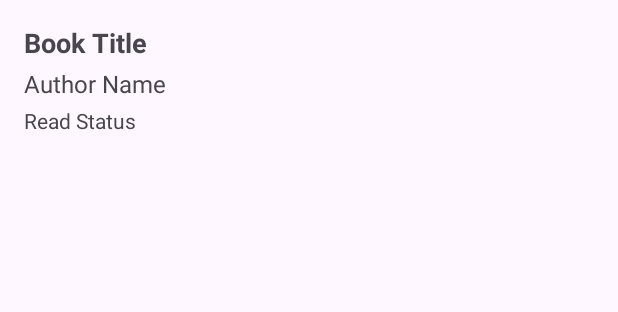
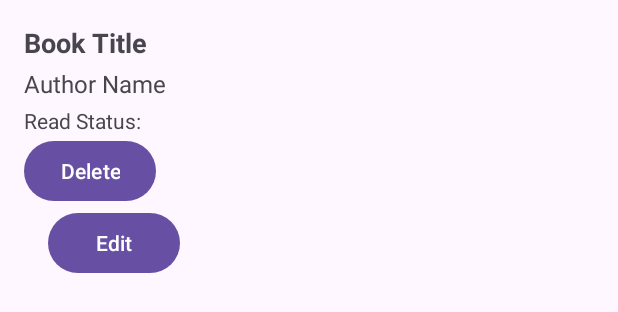
Before and after one commit to maxfinchh/BookTrackerRoughDraft, an Android app: the layout list_layout.xml on its own in the app's theme, with its tools: preview values and no code run, on a phone screen of 412 x 824 dp. Shown: the top 312 px of the screen. Run offline under Robolectric (Android 15) with nearby library versions, the phone set to English and light mode, and no system bars.

Commit message:
add delete and edit work

```diff
--- a/app/src/main/res/layout/list_layout.xml
+++ b/app/src/main/res/layout/list_layout.xml
@@ -21,12 +21,28 @@
         android:text="Author Name"
         android:textSize="16sp"/>
 
-    <!-- Optionally, if you want to display the read status as well -->
+
     <TextView
         android:id="@+id/textViewReadStatus"
         android:layout_width="match_parent"
         android:layout_height="wrap_content"
-        android:text="Read Status"
+        android:text="Read Status:"
         android:textSize="14sp"
         android:layout_marginTop="4dp"/>
+
+    <Button
+        android:id="@+id/buttonDelete"
+        android:layout_width="wrap_content"
+        android:layout_height="wrap_content"
+        android:text="Delete"
+        android:layout_alignParentRight="true"/>
+
+    <Button
+        android:id="@+id/buttonEdit"
+        android:layout_width="wrap_content"
+        android:layout_height="wrap_content"
+        android:text="Edit"
+        android:layout_marginLeft="16dp"
+        android:layout_marginRight="16dp" />
+
 </LinearLayout>
```
Also changed, not shown: app/src/main/java/edu/ucdenver/salimlakhani/phonebook/AddBookDialog.java (+38 -33 lines), app/src/main/java/edu/ucdenver/salimlakhani/phonebook/BookEntryAdapter.java (+30 -21 lines), app/src/main/java/edu/ucdenver/salimlakhani/phonebook/MainActivity.java (+33 -0 lines), app/src/main/res/layout/dialog_add_book.xml (+6 -8 lines).
